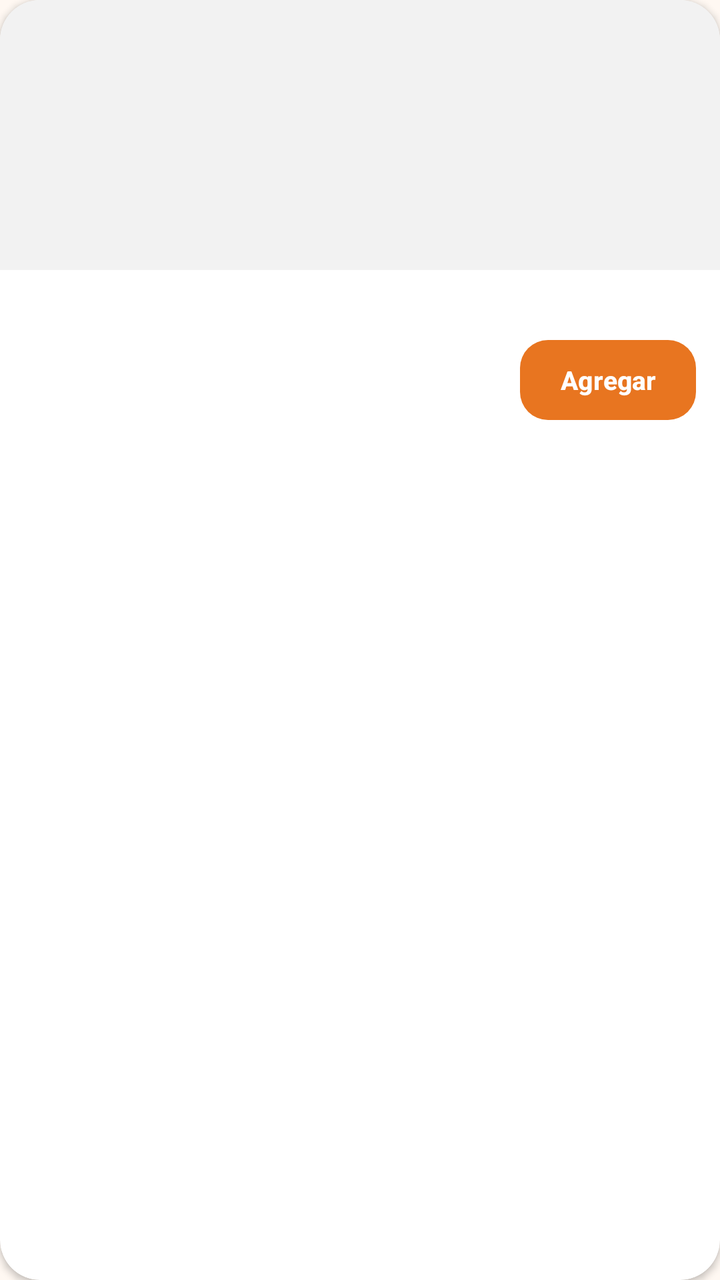
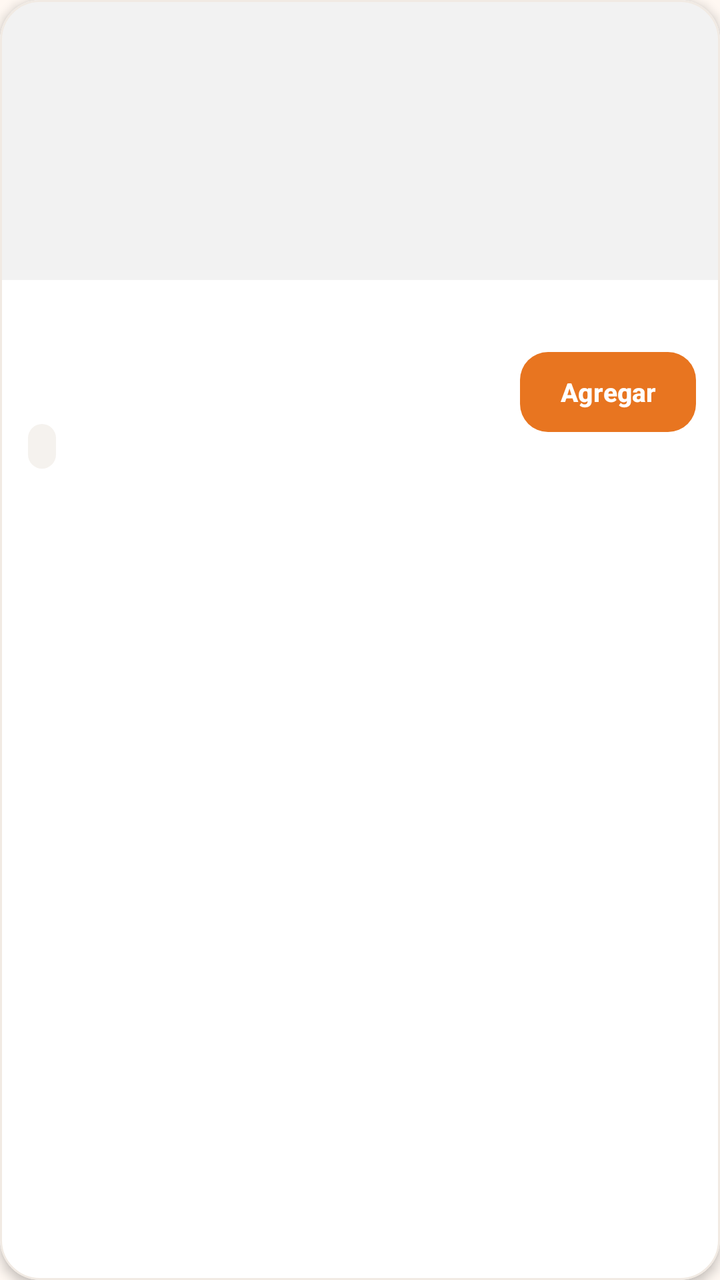

Compare the two renders of this Android layout. The source of the first and the diff that turns it into the second are given below.
<!-- AndroidManifest.xml: application theme Theme.AppZetaR -->
<!-- res/layout/item_task_menu_usuario.xml -->
<?xml version="1.0" encoding="utf-8"?>
<androidx.cardview.widget.CardView
    xmlns:android="http://schemas.android.com/apk/res/android"
    xmlns:app="http://schemas.android.com/apk/res-auto"

    android:layout_width="match_parent"
    android:layout_height="wrap_content"

    android:minHeight="250dp"

    android:layout_marginStart="8dp"
    android:layout_marginEnd="8dp"
    android:layout_marginBottom="10dp"

    app:cardBackgroundColor="#FFFFFF"
    app:cardCornerRadius="20dp"
    app:cardElevation="2dp"
    app:cardMaxElevation="2dp"

    app:cardPreventCornerOverlap="true"
    app:cardUseCompatPadding="false">

    <LinearLayout
        android:layout_width="match_parent"
        android:layout_height="wrap_content"

        android:orientation="vertical">


        
        
        

        <ImageView
            android:id="@+id/imgPlato"

            android:layout_width="match_parent"
            android:layout_height="135dp"

            android:background="#F2F2F2"

            android:contentDescription="@string/txt_plato"

            android:scaleType="centerCrop" />


        
        
        

        <LinearLayout
            android:layout_width="match_parent"
            android:layout_height="wrap_content"

            android:minHeight="112dp"

            android:baselineAligned="false"

            android:gravity="center_vertical"
            android:orientation="horizontal"

            android:paddingStart="14dp"
            android:paddingTop="8dp"
            android:paddingEnd="12dp"
            android:paddingBottom="10dp">


            
            
            

            <LinearLayout
                android:layout_width="0dp"
                android:layout_height="wrap_content"

                android:layout_weight="1"

                android:orientation="vertical">


                

                <TextView
                    android:id="@+id/tvMenuPlato"

                    android:layout_width="match_parent"
                    android:layout_height="wrap_content"

                    android:ellipsize="end"
                    android:maxLines="2"

                    android:textColor="#202020"
                    android:textSize="16sp"
                    android:textStyle="bold" />


                

                <TextView
                    android:id="@+id/tvPrecio"

                    android:layout_width="wrap_content"
                    android:layout_height="wrap_content"

                    android:layout_marginTop="4dp"

                    android:textColor="#FF9800"
                    android:textSize="14sp"
                    android:textStyle="bold" />


                

                <TextView
                    android:id="@+id/tvStockPlato"

                    android:layout_width="wrap_content"
                    android:layout_height="wrap_content"

                    android:layout_marginTop="3dp"

                    android:textSize="12sp"
                    android:textStyle="bold" />

            </LinearLayout>


            
            
            

            <com.google.android.material.button.MaterialButton
                android:id="@+id/btnAgregar"

                android:layout_width="88dp"
                android:layout_height="48dp"

                android:layout_marginStart="8dp"

                android:minWidth="88dp"
                android:minHeight="48dp"

                android:paddingStart="8dp"
                android:paddingEnd="8dp"

                android:text="@string/item_menu_agregar"
                android:textAllCaps="false"

                android:textColor="#FFFFFF"
                android:textSize="13sp"
                android:textStyle="bold"

                app:backgroundTint="#E87520"
                app:cornerRadius="14dp"
                app:elevation="0dp" />

        </LinearLayout>

    </LinearLayout>

</androidx.cardview.widget.CardView>
<!-- resources referenced by this layout -->
<resources>
  <string name="item_menu_agregar">Agregar</string>
  <string name="txt_plato">PLATO</string>
  <style name="Theme.AppZetaR" parent="Base.Theme.AppZetaR" />
  <style name="Base.Theme.AppZetaR" parent="Theme.Material3.DayNight.NoActionBar">
  
          <item name="android:windowBackground">#FFF8F2</item>
  
      </style>
</resources>

<!-- the commit's change to res/layout/item_task_menu_usuario.xml (unified diff, before → after) -->
@@ -1,12 +1,12 @@
 <?xml version="1.0" encoding="utf-8"?>
-<androidx.cardview.widget.CardView
+<com.google.android.material.card.MaterialCardView
     xmlns:android="http://schemas.android.com/apk/res/android"
     xmlns:app="http://schemas.android.com/apk/res-auto"
 
     android:layout_width="match_parent"
     android:layout_height="wrap_content"
 
-    android:minHeight="250dp"
+    android:minHeight="254dp"
 
     android:layout_marginStart="8dp"
     android:layout_marginEnd="8dp"
@@ -14,8 +14,10 @@
 
     app:cardBackgroundColor="#FFFFFF"
     app:cardCornerRadius="20dp"
-    app:cardElevation="2dp"
-    app:cardMaxElevation="2dp"
+    app:cardElevation="3dp"
+    app:cardMaxElevation="3dp"
+    app:strokeColor="#F1EAE3"
+    app:strokeWidth="1dp"
 
     app:cardPreventCornerOverlap="true"
     app:cardUseCompatPadding="false">
@@ -35,7 +37,7 @@
             android:id="@+id/imgPlato"
 
             android:layout_width="match_parent"
-            android:layout_height="135dp"
+            android:layout_height="140dp"
 
             android:background="#F2F2F2"
 
@@ -52,7 +54,7 @@
             android:layout_width="match_parent"
             android:layout_height="wrap_content"
 
-            android:minHeight="112dp"
+            android:minHeight="114dp"
 
             android:baselineAligned="false"
 
@@ -102,10 +104,10 @@
                     android:layout_width="wrap_content"
                     android:layout_height="wrap_content"
 
-                    android:layout_marginTop="4dp"
+                    android:layout_marginTop="5dp"
 
-                    android:textColor="#FF9800"
-                    android:textSize="14sp"
+                    android:textColor="#E87520"
+                    android:textSize="16sp"
                     android:textStyle="bold" />
 
 
@@ -117,7 +119,12 @@
                     android:layout_width="wrap_content"
                     android:layout_height="wrap_content"
 
-                    android:layout_marginTop="3dp"
+                    android:layout_marginTop="6dp"
+                    android:background="@drawable/bg_stock_badge"
+                    android:paddingStart="7dp"
+                    android:paddingTop="3dp"
+                    android:paddingEnd="7dp"
+                    android:paddingBottom="3dp"
 
                     android:textSize="12sp"
                     android:textStyle="bold" />
@@ -158,4 +165,4 @@
 
     </LinearLayout>
 
-</androidx.cardview.widget.CardView>
+</com.google.android.material.card.MaterialCardView>
<!-- resource entries referenced after the edit -->
@@ -1,5 +1,13 @@
 <!-- resources referenced by this layout -->
 <resources>
+  <!-- drawable bg_stock_badge (drawable) -->
+  <?xml version="1.0" encoding="utf-8"?>
+  <shape xmlns:android="http://schemas.android.com/apk/res/android"
+      android:shape="rectangle">
+  
+      <solid android:color="#F5F2EE" />
+      <corners android:radius="50dp" />
+  </shape>
   <string name="item_menu_agregar">Agregar</string>
   <string name="txt_plato">PLATO</string>
   <style name="Theme.AppZetaR" parent="Base.Theme.AppZetaR" />
